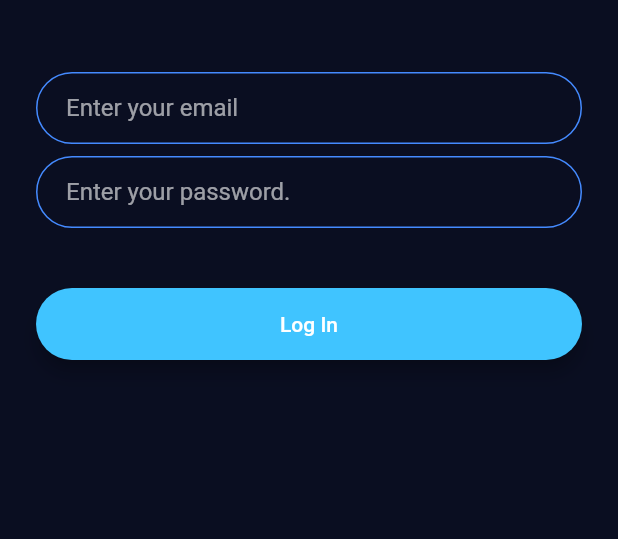
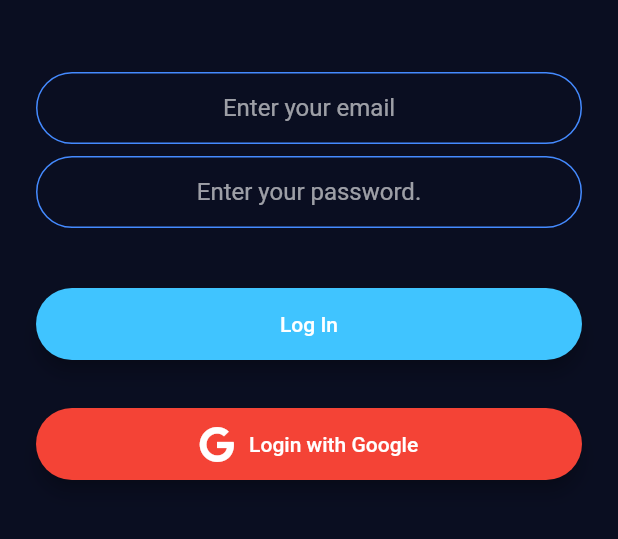
Before and after one commit to mercz85/x01_flutter_basics, a Flutter app: the LoginScreen screen opened directly, after a tap on "Log In", on a phone screen of 412 x 824 dp, the part 372-911 px from its top. Run offline on Flutter 3.47's test engine with Material 2 defaults, Android fonts, the phone set to English and light mode, and no system bars; our stand-ins replace animated_text_kit, audioplayers, firebase_auth, firebase_core, flutter_spinkit, font_awesome_flutter and 4 more; missing offline and left inert: dart:ffi; accounts and stored records are empty; generated files the repository leaves out were written again; network calls fail.

Commit message:
chat login added

```diff
--- a/lib/pages/Page3/flash_chat/screens/login_screen.dart
+++ b/lib/pages/Page3/flash_chat/screens/login_screen.dart
@@ -1,4 +1,7 @@
+import 'package:firebase_auth/firebase_auth.dart';
 import 'package:flutter/material.dart';
+import 'package:font_awesome_flutter/font_awesome_flutter.dart';
+import 'package:google_sign_in/google_sign_in.dart';
 import 'package:x01_flutter_basics/pages/Page3/flash_chat/constants.dart';
 
 import 'chat_screen.dart';
@@ -12,6 +15,26 @@ class LoginScreen extends StatefulWidget {
 
 class _LoginScreenState extends State<LoginScreen> {
   late AnimationController animationController;
+
+  //[auth]
+  final FirebaseAuth _auth = FirebaseAuth.instance;
+  String email = '';
+  String password = '';
+
+  //[GoogleSignIn]
+  final googleSignIn = GoogleSignIn();
+
+  Future<OAuthCredential> googleLogin() async {
+    //Shows pop-up to select Google account
+    final googleUser = await googleSignIn.signIn();
+    //Authenticates the user
+    final googleAuth = await googleUser!.authentication;
+    OAuthCredential credential = GoogleAuthProvider.credential(
+      accessToken: googleAuth.accessToken,
+      idToken: googleAuth.idToken,
+    );
+    return credential;
+  }
 
   @override
   Widget build(BuildContext context) {
@@ -51,8 +74,10 @@ class _LoginScreenState extends State<LoginScreen> {
                 height: 48.0,
               ),
               TextField(
+                  cursorColor: Colors.white,
+                  textAlign: TextAlign.center,
                   onChanged: (value) {
-                    //Do something with the user input.
+                    email = value;
                   },
                   //[kConst.copywith]
                   decoration: kTextFieldDecoration.copyWith(
@@ -62,10 +87,13 @@ class _LoginScreenState extends State<LoginScreen> {
               ),
               TextField(
                 onChanged: (value) {
-                  //Do something with the user input.
+                  password = value;
                 },
                 decoration: kTextFieldDecoration.copyWith(
                     hintText: 'Enter your password.'),
+                obscureText: true,
+                cursorColor: Colors.white,
+                textAlign: TextAlign.center,
               ),
               const SizedBox(
                 height: 24.0,
@@ -77,14 +105,64 @@ class _LoginScreenState extends State<LoginScreen> {
                   borderRadius: const BorderRadius.all(Radius.circular(30.0)),
                   elevation: 5.0,
                   child: MaterialButton(
-                    onPressed: () {
-                      //Implement login functionality.
-                      Navigator.pushNamed(context, ChatScreen.id);
+                    onPressed: () async {
+                      try {
+                        //[auth]
+                        UserCredential newUser =
+                            await _auth.signInWithEmailAndPassword(
+                                email: email, password: password);
+                        if (newUser.user != null) {
+                          Navigator.pushNamed(context, ChatScreen.id);
+                        }
+                      } catch (e) {
+                        print(e);
+                      }
                     },
                     minWidth: 200.0,
                     height: 42.0,
                     child: const Text(
                       'Log In',
+                    ),
+                  ),
+                ),
+              ),
+              Padding(
+                padding: const EdgeInsets.symmetric(vertical: 16.0),
+                child: Material(
+                  color: Colors.red,
+                  borderRadius: const BorderRadius.all(Radius.circular(30.0)),
+                  elevation: 5.0,
+                  //[GoogleSignIn]
+                  child: MaterialButton(
+                    onPressed: () async {
+                      try {
+                        OAuthCredential credential = await googleLogin();
+                        UserCredential newUser =
+                            await _auth.signInWithCredential(credential);
+                        if (newUser.user != null) {
+                          Navigator.pushNamed(context, ChatScreen.id);
+                        }
+                      } catch (e) {
+                        print(e);
+                      }
+                    },
+                    minWidth: 200.0,
+                    height: 42.0,
+                    child: Row(
+                      mainAxisAlignment: MainAxisAlignment.center,
+                      children: const [
+                        FaIcon(
+                          FontAwesomeIcons.google,
+                          color: Colors.white,
+                        ),
+                        SizedBox(
+                          width: 10,
+                        ),
+                        Text(
+                          'Login with Google',
+                          style: TextStyle(color: Colors.white),
+                        ),
+                      ],
                     ),
                   ),
                 ),
--- a/lib/pages/Page3/flash_chat/screens/registration_screen.dart
+++ b/lib/pages/Page3/flash_chat/screens/registration_screen.dart
@@ -132,7 +132,7 @@ class _RegistrationScreenState extends State<RegistrationScreen> {
                   child: MaterialButton(
                     onPressed: () async {
                       try {
-                        //[auth]
+                        //[auth] password hast to be at least 6 characters long
                         UserCredential newUser =
                             await _auth.createUserWithEmailAndPassword(
                                 email: email, password: password);
```
Also changed, not shown: lib/pages/Page3/flash_chat/screens/chat_screen.dart (+12 -16 lines).
